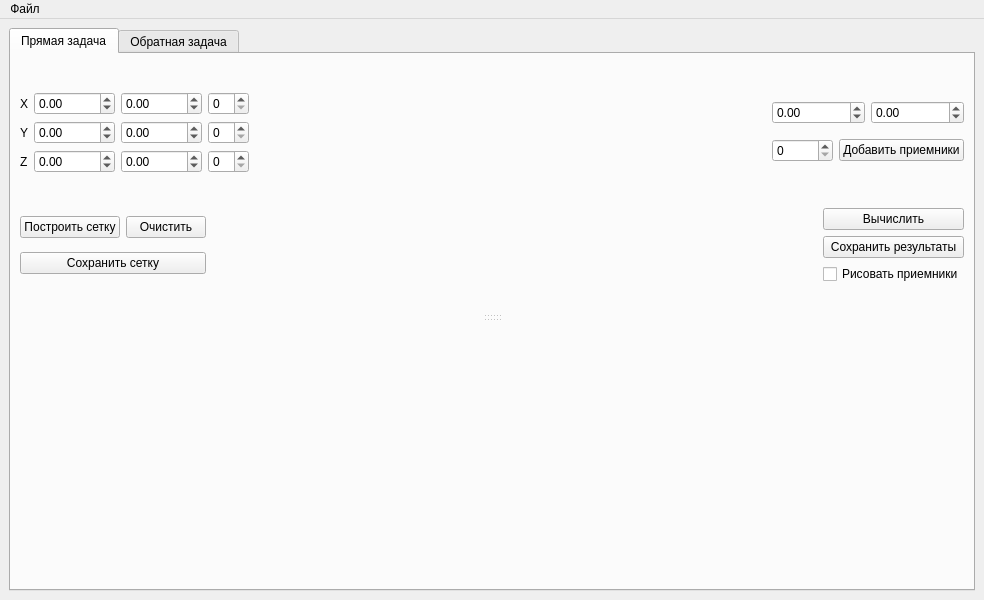
Qt form design/main.ui (SweetRollxd/magnetic-survey) before a commit.
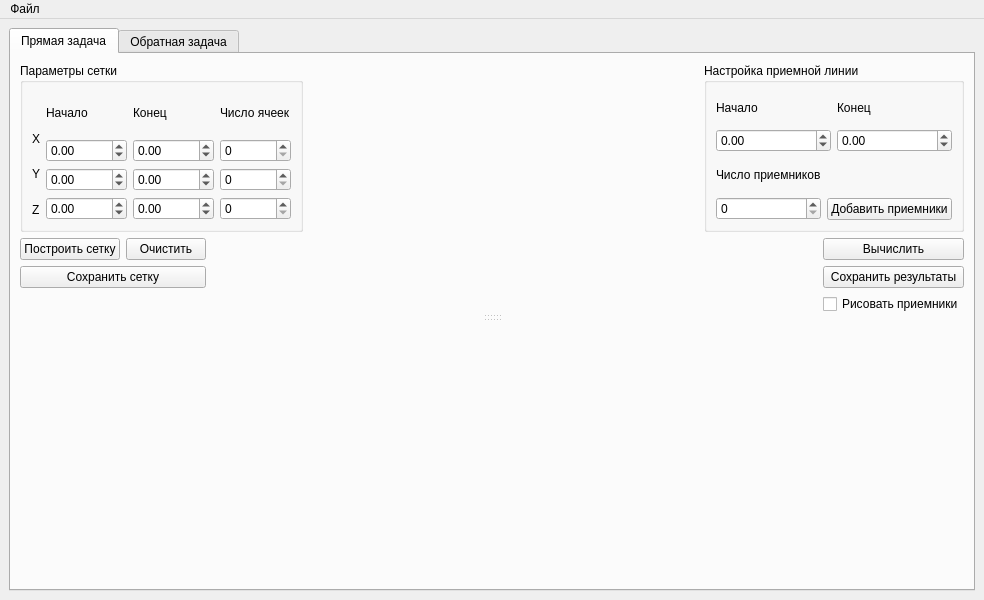
The same form after that commit. The open tabs and pages were chosen to show the change.

Commit message: Added input control groups

Diff of the .ui file:
```diff
--- a/design/main.ui
+++ b/design/main.ui
@@ -40,7 +40,23 @@
               <item>
                <layout class="QHBoxLayout" name="horizontalLayout">
                 <item>
+                 <widget class="QGroupBox" name="groupBox">
+                  <property name="title">
+                   <string>Параметры сетки</string>
+                  </property>
+                  <layout class="QHBoxLayout" name="horizontalLayout_9">
+                   <item>
                  <layout class="QVBoxLayout" name="verticalLayout_4">
+                     <property name="spacing">
+                      <number>15</number>
+                     </property>
+                     <item>
+                      <widget class="QLabel" name="label_8">
+                       <property name="text">
+                        <string/>
+                       </property>
+                      </widget>
+                     </item>
                   <item>
                    <widget class="QLabel" name="label_2">
                     <property name="text">
@@ -66,6 +82,13 @@
                 </item>
                 <item>
                  <layout class="QVBoxLayout" name="verticalLayout">
+                     <item>
+                      <widget class="QLabel" name="label_7">
+                       <property name="text">
+                        <string>Начало</string>
+                       </property>
+                      </widget>
+                     </item>
                   <item>
                    <widget class="QDoubleSpinBox" name="xStartSB">
                     <property name="minimum">
@@ -100,6 +123,13 @@
                 </item>
                 <item>
                  <layout class="QVBoxLayout" name="verticalLayout_3">
+                     <item>
+                      <widget class="QLabel" name="label_9">
+                       <property name="text">
+                        <string>Конец</string>
+                       </property>
+                      </widget>
+                     </item>
                   <item>
                    <widget class="QDoubleSpinBox" name="xEndSB">
                     <property name="minimum">
@@ -134,6 +164,13 @@
                 </item>
                 <item>
                  <layout class="QVBoxLayout" name="verticalLayout_5">
+                     <item>
+                      <widget class="QLabel" name="label_10">
+                       <property name="text">
+                        <string>Число ячеек</string>
+                       </property>
+                      </widget>
+                     </item>
                   <item>
                    <widget class="QSpinBox" name="xCntSB"/>
                   </item>
@@ -146,6 +183,9 @@
                  </layout>
                 </item>
                </layout>
+                 </widget>
+                </item>
+               </layout>
               </item>
               <item>
                <spacer name="horizontalSpacer">
@@ -161,10 +201,23 @@
                </spacer>
               </item>
               <item>
-               <layout class="QVBoxLayout" name="verticalLayout_8">
+               <widget class="QGroupBox" name="groupBox_2">
+                <property name="title">
+                 <string>Настройка приемной линии</string>
+                </property>
+                <layout class="QVBoxLayout" name="verticalLayout_11">
                 <item>
                  <layout class="QHBoxLayout" name="horizontalLayout_3">
                   <item>
+                    <layout class="QVBoxLayout" name="verticalLayout_8">
+                     <item>
+                      <widget class="QLabel" name="label_11">
+                       <property name="text">
+                        <string>Начало</string>
+                       </property>
+                      </widget>
+                     </item>
+                     <item>
                    <widget class="QDoubleSpinBox" name="rcvXStartSB">
                     <property name="minimum">
                      <double>-10000.000000000000000</double>
@@ -174,6 +227,17 @@
                     </property>
                    </widget>
                   </item>
+                    </layout>
+                   </item>
+                   <item>
+                    <layout class="QVBoxLayout" name="verticalLayout_12">
+                     <item>
+                      <widget class="QLabel" name="label_12">
+                       <property name="text">
+                        <string>Конец</string>
+                       </property>
+                      </widget>
+                     </item>
                   <item>
                    <widget class="QDoubleSpinBox" name="rcvXEndSB">
                     <property name="minimum">
@@ -186,15 +250,49 @@
                   </item>
                  </layout>
                 </item>
+                  </layout>
+                 </item>
                 <item>
                  <layout class="QHBoxLayout" name="horizontalLayout_4">
                   <item>
+                    <layout class="QVBoxLayout" name="verticalLayout_23">
+                     <item>
+                      <widget class="QLabel" name="label_13">
+                       <property name="text">
+                        <string>Число приемников</string>
+                       </property>
+                      </widget>
+                     </item>
+                     <item>
                    <widget class="QSpinBox" name="rcvCntSB">
                     <property name="maximum">
                      <number>10000</number>
                     </property>
                    </widget>
                   </item>
+                    </layout>
+                   </item>
+                   <item>
+                    <layout class="QVBoxLayout" name="verticalLayout_24">
+                     <property name="sizeConstraint">
+                      <enum>QLayout::SetDefaultConstraint</enum>
+                     </property>
+                     <item>
+                      <spacer name="verticalSpacer">
+                       <property name="orientation">
+                        <enum>Qt::Vertical</enum>
+                       </property>
+                       <property name="sizeType">
+                        <enum>QSizePolicy::Ignored</enum>
+                       </property>
+                       <property name="sizeHint" stdset="0">
+                        <size>
+                         <width>20</width>
+                         <height>40</height>
+                        </size>
+                       </property>
+                      </spacer>
+                     </item>
                   <item>
                    <widget class="QPushButton" name="addReceiversBtn">
                     <property name="enabled">
@@ -210,6 +308,9 @@
                </layout>
               </item>
              </layout>
+               </widget>
+              </item>
+             </layout>
             </item>
             <item>
              <layout class="QHBoxLayout" name="horizontalLayout_5">
@@ -217,6 +318,9 @@
                <layout class="QVBoxLayout" name="verticalLayout_7">
                 <item>
                  <layout class="QHBoxLayout" name="horizontalLayout_6">
+                  <property name="sizeConstraint">
+                   <enum>QLayout::SetDefaultConstraint</enum>
+                  </property>
                   <item>
                    <widget class="QPushButton" name="drawMeshBtn">
                     <property name="sizePolicy">
@@ -246,6 +350,22 @@
                   </property>
                  </widget>
                 </item>
+                <item>
+                 <spacer name="verticalSpacer_4">
+                  <property name="orientation">
+                   <enum>Qt::Vertical</enum>
+                  </property>
+                  <property name="sizeType">
+                   <enum>QSizePolicy::Ignored</enum>
+                  </property>
+                  <property name="sizeHint" stdset="0">
+                   <size>
+                    <width>20</width>
+                    <height>40</height>
+                   </size>
+                  </property>
+                 </spacer>
+                </item>
                </layout>
               </item>
               <item>
```
Left out of the diff: 70 changed lines with no effect on the pictures. Lines whose indentation alone changed are shown as unchanged. The commit also changes 2 other files.
